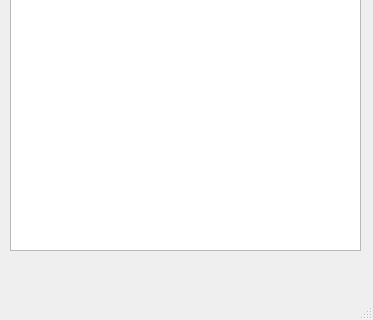
Above: mainwindow.ui from suseong41/SuNiffing before the change; both pictures show x 0 to 373 and y 340 to 660 of the 373 by 660 pixel window. Below: the same form after it.
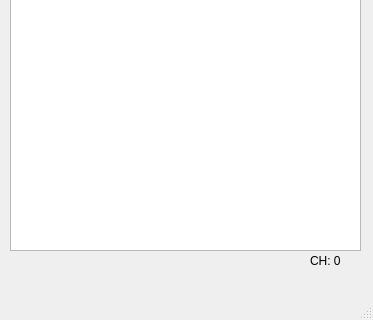
That is the form after the change.

What changed in the file:
```diff
--- a/mainwindow.ui
+++ b/mainwindow.ui
@@ -60,6 +60,19 @@
      </rect>
     </property>
    </widget>
+   <widget class="QLabel" name="currentCh">
+    <property name="geometry">
+     <rect>
+      <x>310</x>
+      <y>590</y>
+      <width>41</width>
+      <height>21</height>
+     </rect>
+    </property>
+    <property name="text">
+     <string>CH: 0</string>
+    </property>
+   </widget>
   </widget>
   <widget class="QMenuBar" name="menubar">
    <property name="geometry">
```
